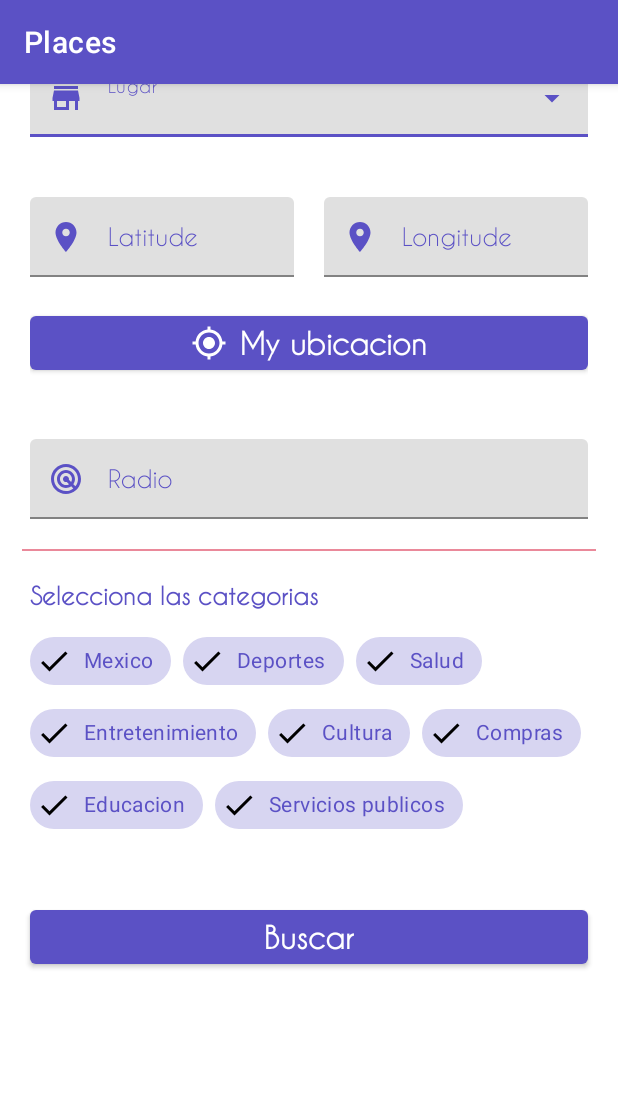
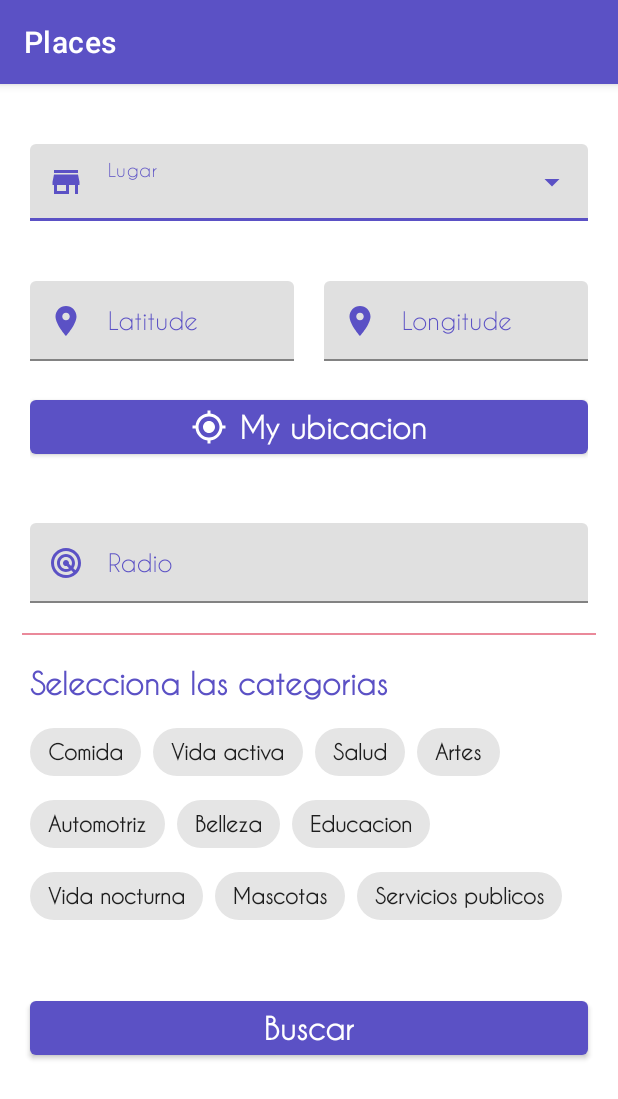
Before and after one commit to MobileProjectsASM/Places, an Android app: the screen it shows after launch (MainActivity), on a phone screen of 412 x 824 dp. Shown: the top 1099 px of the screen. Run offline under Robolectric (Android 15) with nearby library versions, the light colour scheme and no system bars; our stand-ins replace Dagger/Hilt's generated code.

Commit message:
Se agregan las categorias disponibles para filtrar la busqueda

```diff
--- /dev/null
+++ b/app/src/main/java/com/applications/asm/places/model/CategoriesConstants.java
@@ -0,0 +1,14 @@
+package com.applications.asm.places.model;
+
+public class CategoriesConstants {
+    public static final String FOOD = "food";
+    public static final String ACTIVE_LIFE = "active";
+    public static final String HEALTH = "health";
+    public static final String ARTS_ENTERTAINMENT = "arts";
+    public static final String AUTOMOTIVE = "auto";
+    public static final String BEAUTY_SPAS = "beautysvc";
+    public static final String EDUCATION = "education";
+    public static final String NIGHTLIFE = "nightlife";
+    public static final String PETS = "pets";
+    public static final String PUBLIC_SERVICES = "publicservicesgovt";
+}
--- a/app/src/main/java/com/applications/asm/places/view/fragments/SearchFragment.java
+++ b/app/src/main/java/com/applications/asm/places/view/fragments/SearchFragment.java
@@ -2,18 +2,28 @@
 
 import android.content.Context;
 import android.os.Bundle;
+import android.text.Editable;
+import android.util.Log;
+import android.view.LayoutInflater;
+import android.view.View;
+import android.view.ViewGroup;
+import android.widget.AutoCompleteTextView;
 
 import androidx.annotation.NonNull;
 import androidx.annotation.Nullable;
 import androidx.fragment.app.Fragment;
 
-import android.view.LayoutInflater;
-import android.view.View;
-import android.view.ViewGroup;
+import com.applications.asm.domain.entities.Category;
+import com.applications.asm.places.databinding.FragmentSearchBinding;
+import com.applications.asm.places.model.CategoriesConstants;
+import com.applications.asm.places.view.utils.AfterTextChanged;
 
-import com.applications.asm.places.R;
+import java.util.ArrayList;
+import java.util.List;
 
 public class SearchFragment extends Fragment {
+    private FragmentSearchBinding binding;
+    private final String TAG = "SearchFragment";
 
     public SearchFragment() {
         // Required empty public constructor
@@ -32,13 +42,14 @@
     @Override
     public View onCreateView(LayoutInflater inflater, ViewGroup container,
                              Bundle savedInstanceState) {
-        // Inflate the layout for this fragment
-        return inflater.inflate(R.layout.fragment_search, container, false);
+        binding = FragmentSearchBinding.inflate(inflater, container, false);
+        return binding.getRoot();
     }
 
     @Override
     public void onViewCreated(@NonNull View view, @Nullable Bundle savedInstanceState) {
         super.onViewCreated(view, savedInstanceState);
+        setListeners();
     }
 
     @Override
@@ -60,4 +71,25 @@
     public void onDestroy() {
         super.onDestroy();
     }
+
+    private void setListeners() {
+        AutoCompleteTextView autoCompleteTextView = (AutoCompleteTextView) binding.placeTextInputLayout.getEditText();
+        if(autoCompleteTextView != null)
+            autoCompleteTextView.addTextChangedListener((AfterTextChanged) editable -> Log.i(TAG, editable.toString()));
+    }
+
+    private List<String> getCategories() {
+        List<String> categories = new ArrayList<>();
+        if(binding.foodChip.isChecked()) categories.add(CategoriesConstants.FOOD);
+        if(binding.activeLifeChip.isChecked()) categories.add(CategoriesConstants.ACTIVE_LIFE);
+        if(binding.healthChip.isChecked()) categories.add(CategoriesConstants.HEALTH);
+        if(binding.artsEntertainmentChip.isChecked()) categories.add(CategoriesConstants.ARTS_ENTERTAINMENT);
+        if(binding.automotiveChip.isChecked()) categories.add(CategoriesConstants.AUTOMOTIVE);
+        if(binding.beautySpasChip.isChecked()) categories.add(CategoriesConstants.BEAUTY_SPAS);
+        if(binding.educationChip.isChecked()) categories.add(CategoriesConstants.EDUCATION);
+        if(binding.nightlifeChip.isChecked()) categories.add(CategoriesConstants.NIGHTLIFE);
+        if(binding.petsChip.isChecked()) categories.add(CategoriesConstants.PETS);
+        if(binding.publicServicesChip.isChecked()) categories.add(CategoriesConstants.PUBLIC_SERVICES);
+        return categories;
+    }
 }
--- /dev/null
+++ b/app/src/main/java/com/applications/asm/places/view/utils/AfterTextChanged.java
@@ -0,0 +1,11 @@
+package com.applications.asm.places.view.utils;
+
+import android.text.TextWatcher;
+
+public interface AfterTextChanged extends TextWatcher {
+    @Override
+    default void beforeTextChanged(CharSequence s, int start, int count, int after) { };
+
+    @Override
+    default void onTextChanged(CharSequence s, int start, int before, int count) { };
+}
--- a/app/src/main/res/layout/fragment_search.xml
+++ b/app/src/main/res/layout/fragment_search.xml
@@ -1,9 +1,13 @@
 <?xml version="1.0" encoding="utf-8"?>
-<LinearLayout
+<androidx.core.widget.NestedScrollView
+    style="@style/default_size_expanded_style"
     xmlns:android="http://schemas.android.com/apk/res/android"
     xmlns:app="http://schemas.android.com/apk/res-auto"
     xmlns:tools="http://schemas.android.com/tools"
-    style="@style/default_size_expanded_style"
+    android:orientation="vertical">
+
+    <LinearLayout
+        style="@style/default_size_height_style"
         android:orientation="vertical"
         tools:context=".view.fragments.SearchFragment">
 
@@ -16,8 +20,7 @@
             android:hint="@string/text_text_input_place">
             <AutoCompleteTextView
                 style="@style/default_size_height_style"
-            android:textAppearance="@style/regular_text_style"
-            android:inputType="none"/>
+                android:textAppearance="@style/regular_text_style"/>
         </com.google.android.material.textfield.TextInputLayout>
 
 
@@ -43,7 +46,8 @@
 
                     <com.google.android.material.textfield.TextInputEditText
                         style="@style/default_size_height_style"
-                    android:textAppearance="@style/regular_text_style"/>
+                        android:textAppearance="@style/regular_text_style"
+                        android:inputType="numberSigned|numberDecimal"/>
                 </com.google.android.material.textfield.TextInputLayout>
 
                 <com.google.android.material.textfield.TextInputLayout
@@ -58,7 +62,8 @@
 
                     <com.google.android.material.textfield.TextInputEditText
                         style="@style/default_size_height_style"
-                    android:textAppearance="@style/regular_text_style"/>
+                        android:textAppearance="@style/regular_text_style"
+                        android:inputType="numberSigned|numberDecimal"/>
                 </com.google.android.material.textfield.TextInputLayout>
 
             </LinearLayout>
@@ -83,7 +88,8 @@
 
             <com.google.android.material.textfield.TextInputEditText
                 style="@style/default_size_height_style"
-            android:textAppearance="@style/regular_text_style"/>
+                android:textAppearance="@style/regular_text_style"
+                android:inputType="number"/>
         </com.google.android.material.textfield.TextInputLayout>
 
         <com.google.android.material.divider.MaterialDivider
@@ -104,76 +110,74 @@
             android:layout_marginHorizontal="20dp">
 
             <com.google.android.material.chip.Chip
-            style="@style/Widget.MaterialComponents.Chip.Choice"
-            android:id="@+id/mexican_chip"
+                style="@style/default_chip_style"
+                android:id="@+id/food_chip"
                 android:layout_width="wrap_content"
                 android:layout_height="wrap_content"
-            android:checked="true"
-            android:text="@string/category_mexican"
-            app:checkedIconVisible="true"/>
+                android:text="@string/category_food"/>
 
             <com.google.android.material.chip.Chip
-            style="@style/Widget.MaterialComponents.Chip.Choice"
-            android:id="@+id/sports_chip"
+                style="@style/default_chip_style"
+                android:id="@+id/active_life_chip"
                 android:layout_width="wrap_content"
                 android:layout_height="wrap_content"
-            android:checked="true"
-            android:text="@string/category_sports"
-            app:checkedIconVisible="true"/>
+                android:text="@string/category_active_life"/>
 
             <com.google.android.material.chip.Chip
-            style="@style/Widget.MaterialComponents.Chip.Choice"
+                style="@style/default_chip_style"
                 android:id="@+id/health_chip"
                 android:layout_width="wrap_content"
                 android:layout_height="wrap_content"
-            android:checked="true"
-            android:text="@string/category_health"
-            app:checkedIconVisible="true"/>
+                android:text="@string/category_health"/>
 
             <com.google.android.material.chip.Chip
-            style="@style/Widget.MaterialComponents.Chip.Choice"
-            android:id="@+id/entertainment_chip"
+                style="@style/default_chip_style"
+                android:id="@+id/arts_entertainment_chip"
                 android:layout_width="wrap_content"
                 android:layout_height="wrap_content"
-            android:checked="true"
-            android:text="@string/category_entertainment"
-            app:checkedIconVisible="true"/>
+                android:text="@string/category_arts_entertainment"/>
 
             <com.google.android.material.chip.Chip
-            style="@style/Widget.MaterialComponents.Chip.Choice"
-            android:id="@+id/culture_chip"
+                style="@style/default_chip_style"
+                android:id="@+id/automotive_chip"
                 android:layout_width="wrap_content"
                 android:layout_height="wrap_content"
-            android:checked="true"
-            android:text="@string/category_culture"
-            app:checkedIconVisible="true"/>
+                android:text="@string/category_automotive"/>
 
             <com.google.android.material.chip.Chip
-            style="@style/Widget.MaterialComponents.Chip.Choice"
-            android:id="@+id/shopping_chip"
+                style="@style/default_chip_style"
+                android:id="@+id/beauty_spas_chip"
                 android:layout_width="wrap_content"
                 android:layout_height="wrap_content"
-            android:checked="true"
-            android:text="@string/category_shopping"
-            app:checkedIconVisible="true"/>
+                android:text="@string/category_beauty_spas"/>
 
             <com.google.android.material.chip.Chip
-            style="@style/Widget.MaterialComponents.Chip.Choice"
+                style="@style/default_chip_style"
                 android:id="@+id/education_chip"
                 android:layout_width="wrap_content"
                 android:layout_height="wrap_content"
-            android:checked="true"
-            android:text="@string/category_education"
-            app:checkedIconVisible="true"/>
+                android:text="@string/category_education"/>
 
             <com.google.android.material.chip.Chip
-            style="@style/Widget.MaterialComponents.Chip.Choice"
-            android:id="@+id/government_chip"
+                style="@style/default_chip_style"
+                android:id="@+id/nightlife_chip"
                 android:layout_width="wrap_content"
                 android:layout_height="wrap_content"
-            android:checked="true"
-            android:text="@string/category_government"
-            app:checkedIconVisible="true"/>
+                android:text="@string/category_nightlife"/>
+
+            <com.google.android.material.chip.Chip
+                style="@style/default_chip_style"
+                android:id="@+id/pets_chip"
+                android:layout_width="wrap_content"
+                android:layout_height="wrap_content"
+                android:text="@string/category_pets"/>
+
+            <com.google.android.material.chip.Chip
+                style="@style/default_chip_style"
+                android:id="@+id/public_services_chip"
+                android:layout_width="wrap_content"
+                android:layout_height="wrap_content"
+                android:text="@string/category_public_services"/>
         </com.google.android.material.chip.ChipGroup>
 
         <com.google.android.material.button.MaterialButton
@@ -183,3 +187,5 @@
             android:layout_marginHorizontal="20dp"
             android:text="@string/text_contained_button_search_places"/>
     </LinearLayout>
+
+</androidx.core.widget.NestedScrollView>
--- a/app/src/main/res/values/dimen.xml
+++ b/app/src/main/res/values/dimen.xml
@@ -1,8 +1,9 @@
 <?xml version="1.0" encoding="utf-8"?>
 <resources>
     <dimen name="text_title_size">40sp</dimen>
-    <dimen name="text_subtitle_size">30sp</dimen>
+    <dimen name="text_subtitle_size">20sp</dimen>
     <dimen name="regular_text_size">16sp</dimen>
+    <dimen name="text_chip_size">14sp</dimen>
     <dimen name="contained_button_text_size">20sp</dimen>
     <dimen name="input_text_error_text_size">12sp</dimen>
 </resources>
--- a/app/src/main/res/values/strings.xml
+++ b/app/src/main/res/values/strings.xml
@@ -12,14 +12,16 @@
     <string name="text_text_input_longitude">Longitude</string>
     <string name="text_text_input_radius">Radio</string>
     <string name="text_text_input_category">Categoria</string>
-    <string name="category_mexican">Mexico</string>
-    <string name="category_sports">Deportes</string>
+    <string name="category_active_life">Vida activa</string>
+    <string name="category_food">Comida</string>
+    <string name="category_arts_entertainment">Artes</string>
     <string name="category_health">Salud</string>
-    <string name="category_entertainment">Entretenimiento</string>
-    <string name="category_culture">Cultura</string>
-    <string name="category_shopping">Compras</string>
+    <string name="category_automotive">Automotriz</string>
+    <string name="category_beauty_spas">Belleza</string>
+    <string name="category_nightlife">Vida nocturna</string>
     <string name="category_education">Educacion</string>
-    <string name="category_government">Servicios publicos</string>
+    <string name="category_public_services">Servicios publicos</string>
+    <string name="category_pets">Mascotas</string>
 
     <!--TEXT BUTTONS-->
     <string name="text_contained_button_get_coordinates">My ubicacion</string>
--- a/app/src/main/res/values/themes.xml
+++ b/app/src/main/res/values/themes.xml
@@ -11,8 +11,6 @@
         <item name="colorOnSecondary">@color/black</item>
         <!-- Status bar color. -->
         <item name="android:statusBarColor" tools:targetApi="l">?attr/colorPrimaryVariant</item>
-        <!-- Customize your theme here. -->
-        <item name="android:windowTranslucentStatus">true</item>
     </style>
 
     <style name="default_size_height_style">
@@ -60,6 +58,12 @@
     </style>
 
     <style name="text_subtitle_style" parent="regular_text_style">
+        <item name="android:textSize">@dimen/text_subtitle_size</item>
+        <item name="android:textStyle">bold</item>
+    </style>
+
+    <style name="text_chip_style" parent="regular_text_style">
+        <item name="android:textSize">@dimen/text_chip_size</item>
         <item name="android:textStyle">bold</item>
     </style>
 
@@ -97,4 +101,12 @@
         <item name="dividerInsetStart">15dp</item>
         <item name="dividerInsetEnd">15dp</item>
     </style>
+
+    <!-- CHIP -->
+    <style name="default_chip_style" parent="Widget.MaterialComponents.Chip.Choice">
+        <item name="android:layout_width">wrap_content</item>
+        <item name="android:layout_height">wrap_content</item>
+        <item name="checkedIconVisible">true</item>
+        <item name="android:textAppearance">@style/text_chip_style</item>
+    </style>
 </resources>
```
Lines whose indentation alone changed are shown as unchanged.
